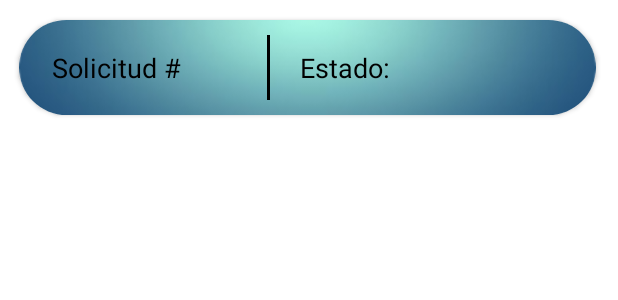
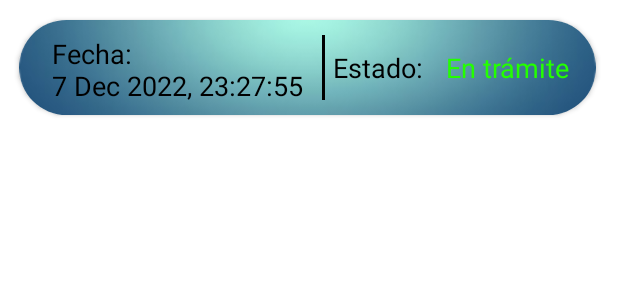
Before and after one commit to AgustinVizcarra/Saget, an Android app: the layout lista_solicitudes_usuario.xml on its own in the app's theme, with its tools: preview values and no code run, on a phone screen of 412 x 824 dp. Shown: the top 300 px of the screen. Run offline under Robolectric (Android 15) with nearby library versions, the light colour scheme and no system bars; Roboto replaces fonts that are not available here.

Commit message:
fix solicitudes

```diff
--- a/app/src/main/java/com/example/saget/DetalleEquipoFragmentUsuario.java
+++ b/app/src/main/java/com/example/saget/DetalleEquipoFragmentUsuario.java
@@ -124,7 +124,7 @@ public class DetalleEquipoFragmentUsuario extends Fragment {
 
                     Toast.makeText(getActivity(),"An error has ocurred!",Toast.LENGTH_SHORT).show();
                     AppCompatActivity activity = (AppCompatActivity) getContext();
-                    activity.getSupportFragmentManager().beginTransaction().replace(R.id.frame_container_user,new InicioFragmentUsuario(String.valueOf(equipo.getTipo()))).addToBackStack(null).commit();
+                    activity.getSupportFragmentManager().beginTransaction().replace(R.id.frame_container_user,new CatalogoUsuarioFragment()).addToBackStack(null).commit();
 
                 }
 
--- a/app/src/main/java/com/example/saget/InicioFragmentUsuario.java
+++ b/app/src/main/java/com/example/saget/InicioFragmentUsuario.java
@@ -74,8 +74,6 @@ public class InicioFragmentUsuario extends Fragment {
                              Bundle savedInstanceState) {
         View view = inflater.inflate(R.layout.fragment_inicio_usuario,container,false);
 
-        //tipoEquipo = "2"; //LAPTOP -> POR MIENTRAS
-        System.out.println("TIPO DE EQUIPO: "+tipoEquipo);
         TextView titulo = view.findViewById(R.id.textView3);
         switch (tipoEquipo){
             case "1":
--- a/app/src/main/res/layout/lista_solicitudes_usuario.xml
+++ b/app/src/main/res/layout/lista_solicitudes_usuario.xml
@@ -26,13 +26,12 @@
 
             <TextView
                 android:id="@+id/namesolicitud"
-                android:layout_width="103dp"
-                android:layout_height="wrap_content"
+                android:layout_width="170dp"
+                android:layout_height="70dp"
                 android:layout_alignParentStart="true"
                 android:layout_gravity="center"
                 android:layout_marginStart="12dp"
-                android:layout_marginTop="9dp"
-                android:text="Solicitud # "
+                android:text="Fecha: \n7 Dec 2022, 23:27:55 "
                 android:textColor="@color/black"
                 android:textSize="18sp" />
 
@@ -42,7 +41,7 @@
                 android:layout_height="20dp"
                 android:layout_alignParentTop="true"
                 android:layout_alignParentBottom="true"
-                android:layout_marginStart="40dp"
+                android:layout_marginStart="10dp"
                 android:layout_toEndOf="@+id/namesolicitud"
                 android:background="#000000" />
 
@@ -51,7 +50,7 @@
                 android:layout_width="75dp"
                 android:layout_height="43dp"
                 android:layout_alignParentTop="true"
-                android:layout_marginStart="20dp"
+                android:layout_marginStart="5dp"
                 android:layout_toEndOf="@+id/linea"
                 android:orientation="vertical">
 
@@ -78,7 +77,7 @@
                     android:layout_width="match_parent"
                     android:layout_height="match_parent"
                     android:layout_marginTop="9dp"
-                    android:text=""
+                    android:text="En trámite"
                     android:textColor="#24FF00"
                     android:textSize="18sp" />
             </LinearLayout>
--- a/app/src/main/res/layout/message_buscador_request_usuario.xml
+++ b/app/src/main/res/layout/message_buscador_request_usuario.xml
@@ -61,8 +61,8 @@
             android:layout_marginStart="118dp"
             android:layout_marginTop="155dp"
             android:layout_marginEnd="90dp"
-            android:backgroundTint="#3248CF"
-            android:text="Aceptado"></Button>
+            android:backgroundTint="#32CF3A"
+            android:text="Aprobado"></Button>
 
         <Button
             android:id="@+id/botonrechazado"
```
Also changed, not shown: app/src/main/java/com/example/saget/ProfileFragmentUsuario.java (+19 -21 lines), app/src/main/java/com/example/saget/SolicitudPrestamoFragmentUsuario.java (+11 -15 lines), app/src/main/java/com/example/saget/SolicitudesAdapter.java (+6 -2 lines).
